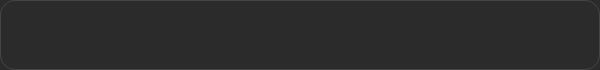
First picture: the form in src/smartdesk/ui/gui/designer/overview.ui, repository Neongrau23/SmartDesk, before the edit.
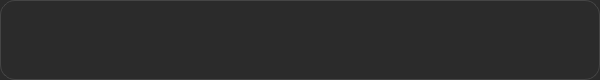
Second picture: the form after the edit.

```diff
--- a/src/smartdesk/ui/gui/designer/overview.ui
+++ b/src/smartdesk/ui/gui/designer/overview.ui
@@ -7,19 +7,19 @@
     <x>0</x>
     <y>0</y>
     <width>600</width>
-    <height>70</height>
+    <height>80</height>
    </rect>
   </property>
   <property name="minimumSize">
    <size>
-    <width>300</width>
-    <height>70</height>
+    <width>400</width>
+    <height>80</height>
    </size>
   </property>
   <property name="maximumSize">
    <size>
     <width>16777215</width>
-    <height>70</height>
+    <height>80</height>
    </size>
   </property>
   <property name="windowTitle">
@@ -40,39 +40,50 @@
     background-color: transparent;
     border: none;
     outline: 0;
+    padding: 5px;
 }
 
 QListWidget::item {
     background-color: #3c3c3c;
-    border-radius: 6px;
+    border-radius: 8px;
     color: #ffffff;
-    padding: 5px;
+    padding: 8px 15px;
+    margin: 2px;
+    border: 2px solid transparent;
 }
 
 QListWidget::item:selected {
-    background-color: #14a085;
-    border: 1px solid #14a085;
+    background-color: #1a7a65;
+    border: 2px solid #14a085;
+    color: #ffffff;
 }
 
 QListWidget::item:hover {
     background-color: #4a4a4a;
+    border: 2px solid #5a5a5a;
+}
+
+/* Spezieller Stil für aktive Items beim Hover */
+QListWidget::item:selected:hover {
+    background-color: #14a085;
+    border: 2px solid #1abc9c;
 }</string>
   </property>
   <layout class="QHBoxLayout" name="horizontalLayout">
    <property name="spacing">
-    <number>10</number>
+    <number>15</number>
    </property>
    <property name="leftMargin">
     <number>20</number>
    </property>
    <property name="topMargin">
-    <number>10</number>
+    <number>12</number>
    </property>
    <property name="rightMargin">
     <number>20</number>
    </property>
    <property name="bottomMargin">
-    <number>10</number>
+    <number>12</number>
    </property>
    <item>
     <widget class="QListWidget" name="list_desktops_grid">
@@ -86,7 +97,7 @@
       <enum>Qt::ScrollBarPolicy::ScrollBarAlwaysOff</enum>
      </property>
      <property name="horizontalScrollBarPolicy">
-      <enum>Qt::ScrollBarPolicy::ScrollBarAlwaysOff</enum>
+      <enum>Qt::ScrollBarPolicy::ScrollBarAsNeeded</enum>
      </property>
      <property name="movement">
       <enum>QListView::Movement::Static</enum>
@@ -101,16 +112,13 @@
       <enum>QListView::ResizeMode::Adjust</enum>
      </property>
      <property name="spacing">
-      <number>10</number>
+      <number>8</number>
      </property>
-     <property name="gridSize">
-      <size>
-       <width>110</width>
-       <height>90</height>
-      </size>
+     <property name="uniformItemSizes">
+      <bool>false</bool>
      </property>
      <property name="viewMode">
-      <enum>QListView::ViewMode::IconMode</enum>
+      <enum>QListView::ViewMode::ListMode</enum>
      </property>
     </widget>
    </item>
```
